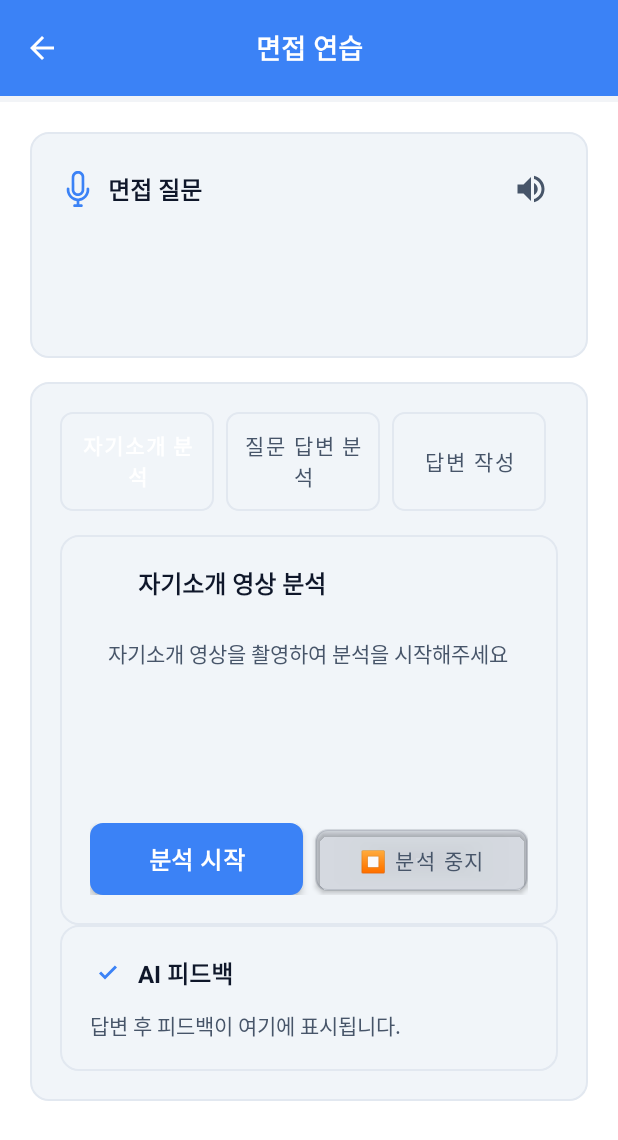
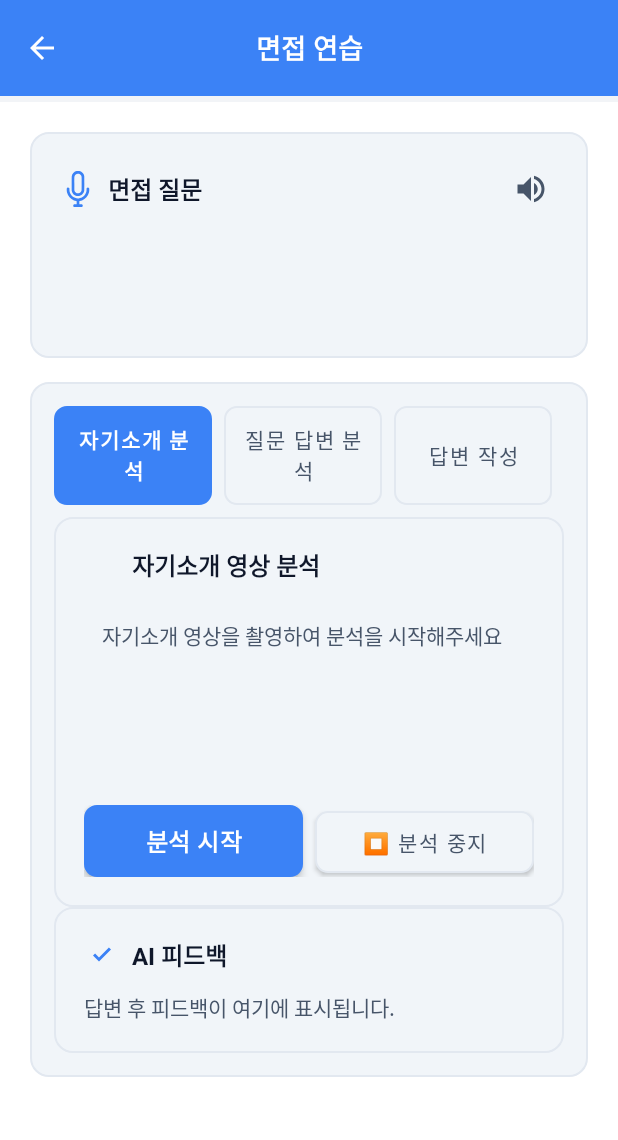
Before and after one commit to KIMSMING/AICO, an Android app: the QuestActivity screen opened directly, with no data from a screen before it, on a phone screen of 412 x 824 dp. Shown: the top 1140 px of the screen. Run offline under Robolectric (Android 15) with nearby library versions, the phone set to English and light mode, and no system bars; our stand-ins replace CircleImageView, Firebase (no records; nobody signed in at launch, a user with empty details on screens opened directly); 1 statement that could not run was skipped.

Commit message:
Activity_Quest.xml 최종수정

```diff
--- a/AICO/app/src/main/java/com/seoja/aico/quest/QuestActivity.java
+++ b/AICO/app/src/main/java/com/seoja/aico/quest/QuestActivity.java
@@ -1156,7 +1156,7 @@ public class QuestActivity extends AppCompatActivity implements View.OnClickList
     private void updateButtonStyle(Button button, boolean isSelected) {
         if (isSelected) {
             button.setTextAppearance(this, R.style.SectionButton_Selected);
-            button.setBackgroundResource(R.drawable.professional_button_secondary);
+            button.setBackgroundResource(R.drawable.professional_button_primary);
         } else {
             button.setTextAppearance(this, R.style.SectionButton);
             button.setBackgroundResource(R.drawable.professional_button_tertiary);
--- a/AICO/app/src/main/res/layout/activity_quest.xml
+++ b/AICO/app/src/main/res/layout/activity_quest.xml
@@ -110,14 +110,14 @@
                 android:layout_marginBottom="16dp"
                 android:background="@drawable/professional_card_bg"
                 android:orientation="vertical"
-                android:padding="20dp">
+                android:padding="16dp">
 
                 <LinearLayout
                     android:id="@+id/btnSectionSelector"
                     android:layout_width="match_parent"
                     android:layout_height="wrap_content"
                     android:orientation="horizontal"
-                    android:layout_marginBottom="16dp">
+                    android:layout_marginBottom="8dp">
 
                     <Button
                         android:id="@+id/btnIntroAnalysis"
@@ -218,7 +218,6 @@
                     android:id="@+id/presentationSection"
                     android:layout_width="match_parent"
                     android:layout_height="wrap_content"
-                    android:layout_marginBottom="16dp"
                     android:background="@drawable/professional_card_bg"
                     android:orientation="vertical"
                     android:padding="20dp">
@@ -288,7 +287,6 @@
                     android:id="@+id/textResponseSection"
                     android:layout_width="match_parent"
                     android:layout_height="wrap_content"
-                    android:layout_marginBottom="16dp"
                     android:background="@drawable/professional_card_bg"
                     android:orientation="vertical"
                     android:padding="20dp">
@@ -328,6 +326,7 @@
                             android:id="@+id/textResponse"
                             android:layout_width="match_parent"
                             android:layout_height="120dp"
+                            android:layout_marginBottom="8dp"
                             android:gravity="top|start"
                             android:inputType="textMultiLine"
                             android:maxLength="500"
@@ -341,28 +340,27 @@
 
                         <Button
                             android:id="@+id/btnRequest"
-                            style="@style/ProfessionalButtonPrimary"
+                            style="@style/CompactButtonPrimary"
                             android:layout_width="0dp"
                             android:layout_height="wrap_content"
-                            android:layout_marginEnd="8dp"
+                            android:layout_marginEnd="4dp"
                             android:layout_weight="1"
                             android:text="답변 제출" />
 
                         <Button
                             android:id="@+id/btnNextQuestion"
-                            style="@style/ProfessionalButtonPrimary"
+                            style="@style/CompactButtonPrimary"
                             android:layout_width="0dp"
                             android:layout_height="wrap_content"
-                            android:layout_marginEnd="8dp"
+                            android:layout_marginEnd="4dp"
                             android:layout_weight="1"
                             android:text="다음 질문" />
 
                         <Button
                             android:id="@+id/btnFollowup"
-                            style="@style/ProfessionalButtonPrimary"
+                            style="@style/CompactButtonPrimary"
                             android:layout_width="0dp"
                             android:layout_height="wrap_content"
-                            android:layout_marginEnd="8dp"
                             android:layout_weight="1"
                             android:text="연관 질문" />
 
--- a/AICO/app/src/main/res/values/style.xml
+++ b/AICO/app/src/main/res/values/style.xml
@@ -31,6 +31,8 @@
         <item name="android:minHeight">40dp</item>
         <item name="android:paddingStart">16dp</item>
         <item name="android:paddingEnd">16dp</item>
+        <item name="backgroundTint">@null</item>
+        <item name="rippleColor">@android:color/transparent</item>
     </style>
 
     <!-- 전문적인 텍스트 스타일 -->
@@ -166,4 +168,23 @@
         <item name="android:background">@drawable/professional_button_primary</item>
         <item name="backgroundTint">@null</item>
     </style>
+
+    <!-- 컴팩트 버튼 스타일 (답변 제출, 다음 질문, 연관 질문용) -->
+    <style name="CompactButtonPrimary" parent="Widget.MaterialComponents.Button">
+        <item name="android:background">@drawable/professional_button_primary</item>
+        <item name="android:textColor">@android:color/white</item>
+        <item name="android:textSize">14sp</item>
+        <item name="android:textStyle">bold</item>
+        <item name="android:fontFamily">sans-serif-medium</item>
+        <item name="android:elevation">3dp</item>
+        <item name="android:stateListAnimator">@null</item>
+        <item name="android:minHeight">36dp</item>
+        <item name="android:paddingStart">4dp</item>
+        <item name="android:paddingEnd">4dp</item>
+        <item name="android:paddingTop">10dp</item>
+        <item name="android:paddingBottom">10dp</item>
+        <item name="android:letterSpacing">0.01</item>
+        <item name="backgroundTint">@null</item>
+        <item name="rippleColor">@android:color/transparent</item>
+    </style>
 </resources>
```
